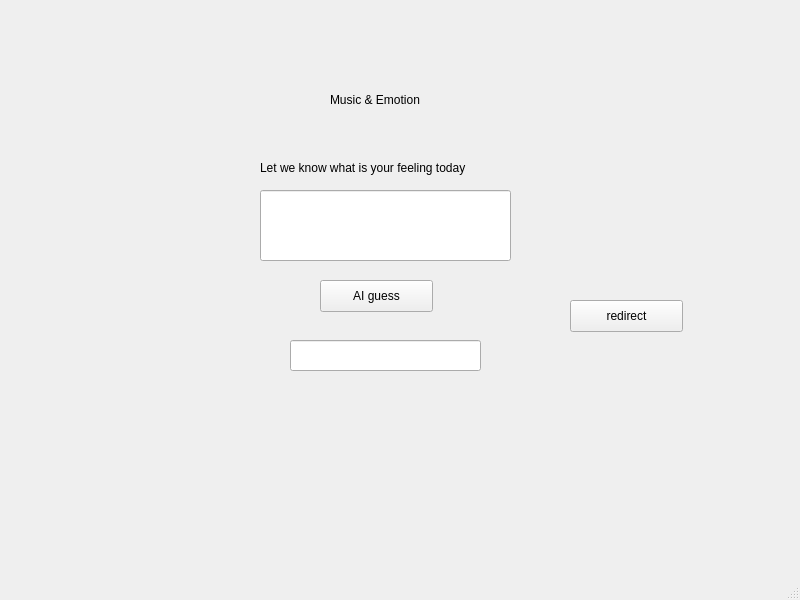
The window that tete.ui (caozheshan-gm/destiny) describes before a commit, drawn with Qt 5.
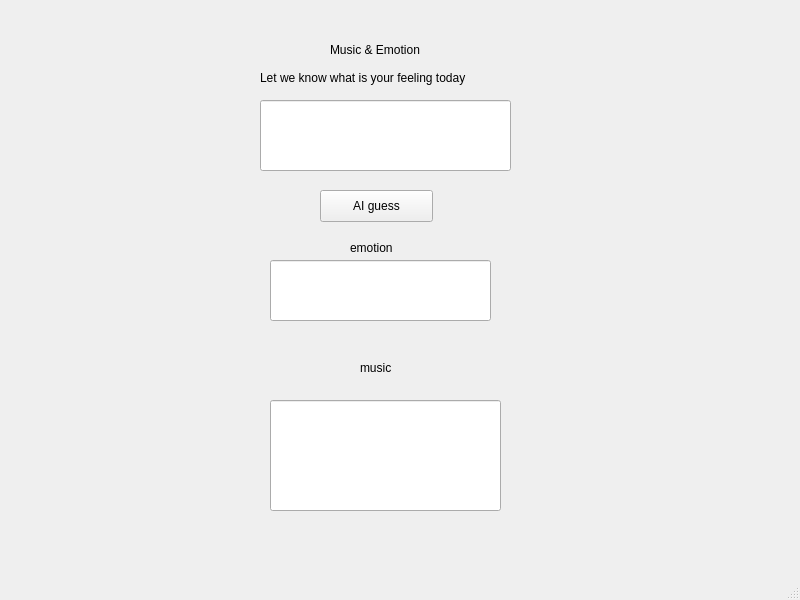
The same window after the commit.

Commit message: basic gui style

```diff
--- a/tete.ui
+++ b/tete.ui
@@ -18,7 +18,7 @@
     <property name="geometry">
      <rect>
       <x>320</x>
-      <y>280</y>
+      <y>190</y>
       <width>113</width>
       <height>32</height>
      </rect>
@@ -31,7 +31,7 @@
     <property name="geometry">
      <rect>
       <x>330</x>
-      <y>90</y>
+      <y>40</y>
       <width>121</width>
       <height>20</height>
      </rect>
@@ -44,7 +44,7 @@
     <property name="geometry">
      <rect>
       <x>260</x>
-      <y>190</y>
+      <y>100</y>
       <width>251</width>
       <height>71</height>
      </rect>
@@ -53,10 +53,10 @@
    <widget class="QLineEdit" name="lineEdit_2">
     <property name="geometry">
      <rect>
-      <x>290</x>
-      <y>340</y>
-      <width>191</width>
-      <height>31</height>
+      <x>270</x>
+      <y>260</y>
+      <width>221</width>
+      <height>61</height>
      </rect>
     </property>
    </widget>
@@ -64,7 +64,7 @@
     <property name="geometry">
      <rect>
       <x>260</x>
-      <y>160</y>
+      <y>70</y>
       <width>261</width>
       <height>16</height>
      </rect>
@@ -73,17 +73,40 @@
      <string>Let we know what is your feeling today</string>
     </property>
    </widget>
-   <widget class="QPushButton" name="pushButton_2">
+   <widget class="QLabel" name="label_3">
     <property name="geometry">
      <rect>
-      <x>570</x>
-      <y>300</y>
-      <width>113</width>
-      <height>32</height>
+      <x>350</x>
+      <y>240</y>
+      <width>60</width>
+      <height>16</height>
      </rect>
     </property>
     <property name="text">
-     <string>redirect</string>
+     <string>emotion</string>
+    </property>
+   </widget>
+   <widget class="QLabel" name="label_4">
+    <property name="geometry">
+     <rect>
+      <x>360</x>
+      <y>360</y>
+      <width>60</width>
+      <height>16</height>
+     </rect>
+    </property>
+    <property name="text">
+     <string>music</string>
+    </property>
+   </widget>
+   <widget class="QLineEdit" name="lineEdit_3">
+    <property name="geometry">
+     <rect>
+      <x>270</x>
+      <y>400</y>
+      <width>231</width>
+      <height>111</height>
+     </rect>
     </property>
    </widget>
   </widget>
```
The commit also changes 3 other files.
